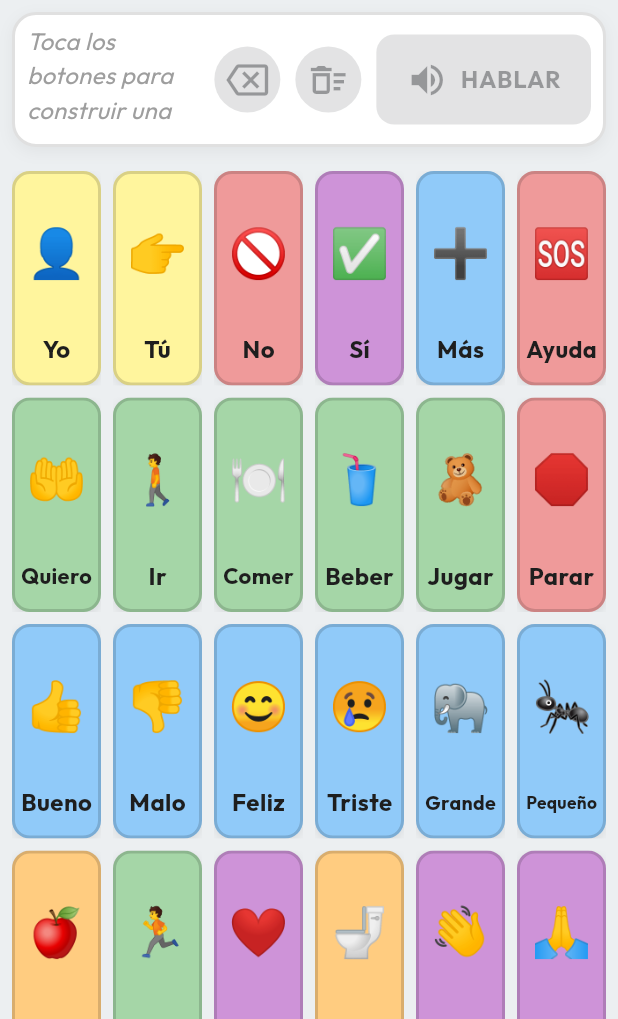
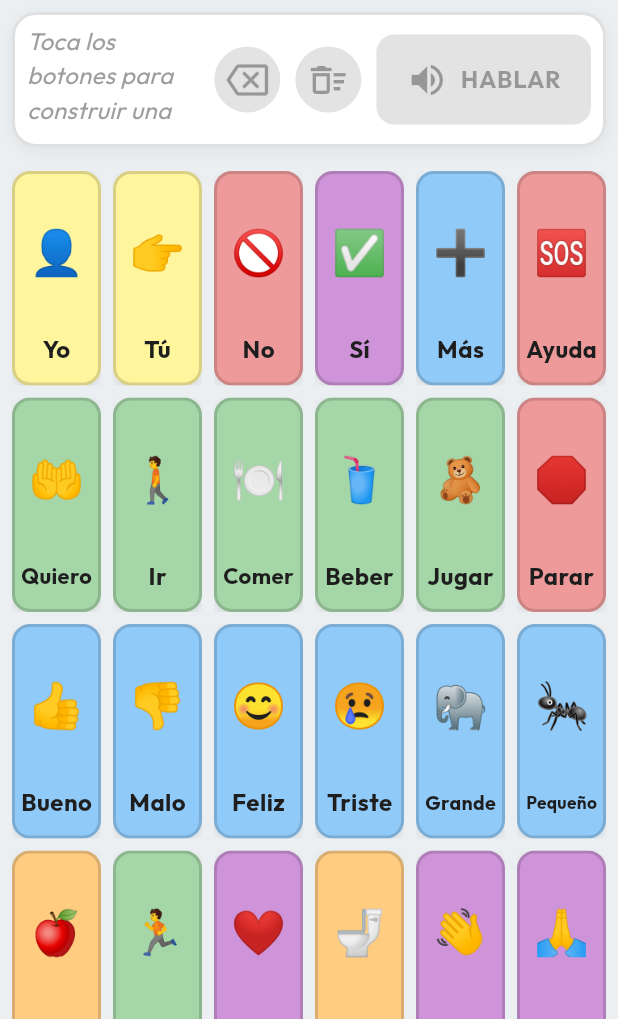
Before and after one commit to k4rkuxx/matata-talk, a Flutter app: the screen it shows after launch, on a phone screen of 412 x 824 dp, the part 84-1103 px from its top. Run offline on Flutter 3.47's test engine with Material 3 defaults, Android fonts, the phone set to English and light mode, and no system bars; our stand-ins replace equatable, flutter_bloc, flutter_tts, google_fonts, vector_graphics.

Commit message:
feat: add arasaacId to AACButton and implement AACSymbolWidget for dynamic pictogram rendering

```diff
--- a/lib/domain/models/aac_button.dart
+++ b/lib/domain/models/aac_button.dart
@@ -8,11 +8,12 @@ class AACButton extends Equatable {
   final int col;
   final String label;
   final String? vocalizationText;
-  final String? iconEmoji;       // Emoji representativo (prototipo)
-  final String? symbolAssetPath; // Ruta al pictograma ARASAAC
+  final String? iconEmoji;
+  final String? symbolAssetPath;
+  final int? arasaacId; // ID oficial del pictograma en ARASAAC
   final PartOfSpeech partOfSpeech;
   final ButtonActionType actionType;
-  final String? targetBoardId;   // ID del tablero si es carpeta
+  final String? targetBoardId;
 
   const AACButton({
     required this.id,
@@ -22,6 +23,7 @@ class AACButton extends Equatable {
     this.vocalizationText,
     this.iconEmoji,
     this.symbolAssetPath,
+    this.arasaacId,
     required this.partOfSpeech,
     this.actionType = ButtonActionType.speakAndAddToMessage,
     this.targetBoardId,
@@ -38,6 +40,7 @@ class AACButton extends Equatable {
         vocalizationText,
         iconEmoji,
         symbolAssetPath,
+        arasaacId,
         partOfSpeech,
         actionType,
         targetBoardId,
--- /dev/null
+++ b/lib/presentation/core/widgets/aac_symbol_widget.dart
@@ -0,0 +1,76 @@
+import 'package:flutter/material.dart';
+import 'package:vector_graphics/vector_graphics.dart';
+
+class AACSymbolWidget extends StatelessWidget {
+  final String? assetPath;
+  final int? arasaacId;
+  final String? fallbackEmoji;
+  final double size;
+
+  const AACSymbolWidget({
+    super.key,
+    this.assetPath,
+    this.arasaacId,
+    this.fallbackEmoji,
+    this.size = 40,
+  });
+
+  @override
+  Widget build(BuildContext context) {
+    // 1. Si hay un asset vectorial local compilado (.vg o .svg)
+    if (assetPath != null && assetPath!.isNotEmpty) {
+      if (assetPath!.endsWith('.vg')) {
+        return VectorGraphic(
+          loader: AssetBytesLoader(assetPath!),
+          width: size,
+          height: size,
+          fit: BoxFit.contain,
+        );
+      } else {
+        return Image.asset(
+          assetPath!,
+          width: size,
+          height: size,
+          fit: BoxFit.contain,
+          errorBuilder: (_, __, ___) => _buildFallback(),
+        );
+      }
+    }
+
+    // 2. Si se proporciona un ID de ARASAAC, cargar desde la API oficial con caché
+    if (arasaacId != null) {
+      final url = 'https://api.arasaac.org/api/pictograms/$arasaacId?url=true&download=false';
+      return Image.network(
+        url,
+        width: size,
+        height: size,
+        fit: BoxFit.contain,
+        loadingBuilder: (context, child, progress) {
+          if (progress == null) return child;
+          return SizedBox(
+            width: size,
+            height: size,
+            child: Center(
+              child: SizedBox(
+                width: size * 0.4,
+                height: size * 0.4,
+                child: const CircularProgressIndicator(strokeWidth: 2),
+              ),
+            ),
+          );
+        },
+        errorBuilder: (_, __, ___) => _buildFallback(),
+      );
+    }
+
+    // 3. Fallback a emoji o ícono por defecto
+    return _buildFallback();
+  }
+
+  Widget _buildFallback() {
+    return Text(
+      fallbackEmoji ?? '💬',
+      style: TextStyle(fontSize: size * 0.7),
+    );
+  }
+}
--- a/lib/presentation/features/grid/widgets/aac_button_widget.dart
+++ b/lib/presentation/features/grid/widgets/aac_button_widget.dart
@@ -1,15 +1,18 @@
 import 'package:flutter/material.dart';
 import '../../../../domain/models/aac_button.dart';
+import '../../../core/widgets/aac_symbol_widget.dart';
 import '../../../theme/fitzgerald_colors.dart';
 
 class AACButtonWidget extends StatelessWidget {
   final AACButton button;
   final VoidCallback onTap;
+  final VoidCallback? onLongPress;
 
   const AACButtonWidget({
     super.key,
     required this.button,
     required this.onTap,
+    this.onLongPress,
   });
 
   @override
@@ -20,6 +23,7 @@ class AACButtonWidget extends StatelessWidget {
       color: Colors.transparent,
       child: InkWell(
         onTap: onTap,
+        onLongPress: onLongPress,
         borderRadius: BorderRadius.circular(12),
         child: Ink(
           decoration: BoxDecoration(
@@ -42,13 +46,15 @@ class AACButtonWidget extends StatelessWidget {
             child: Column(
               mainAxisAlignment: MainAxisAlignment.center,
               children: [
-                // Pictograma o Emoji
+                // Pictograma ARASAAC / Vector / Emoji
                 Expanded(
                   flex: 3,
                   child: Center(
-                    child: Text(
-                      button.iconEmoji ?? '💬',
-                      style: const TextStyle(fontSize: 32),
+                    child: AACSymbolWidget(
+                      assetPath: button.symbolAssetPath,
+                      arasaacId: button.arasaacId,
+                      fallbackEmoji: button.iconEmoji,
+                      size: 42,
                     ),
                   ),
                 ),
```
